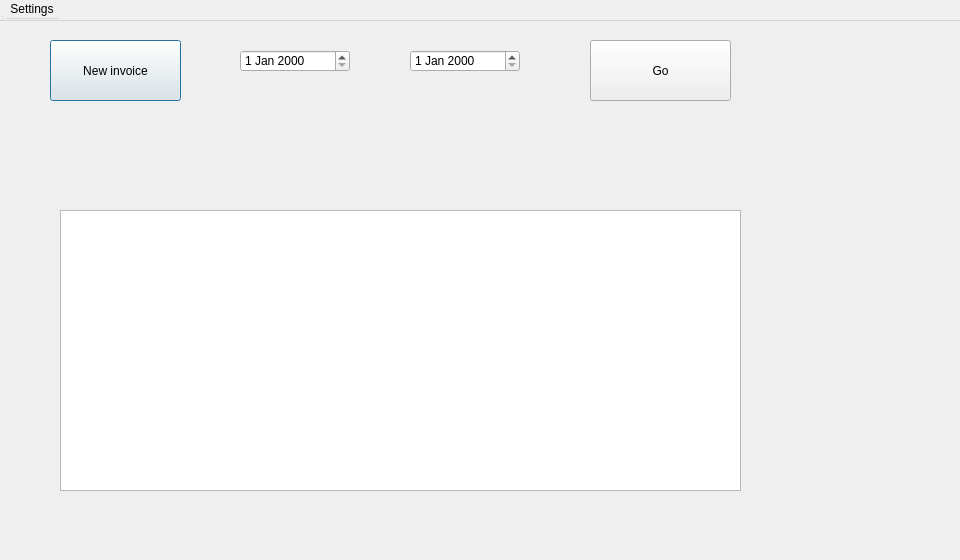
Before: the Qt Designer form Invoices.ui in exorevan/Invoices-application--PyQT6-, drawn with Qt 5.
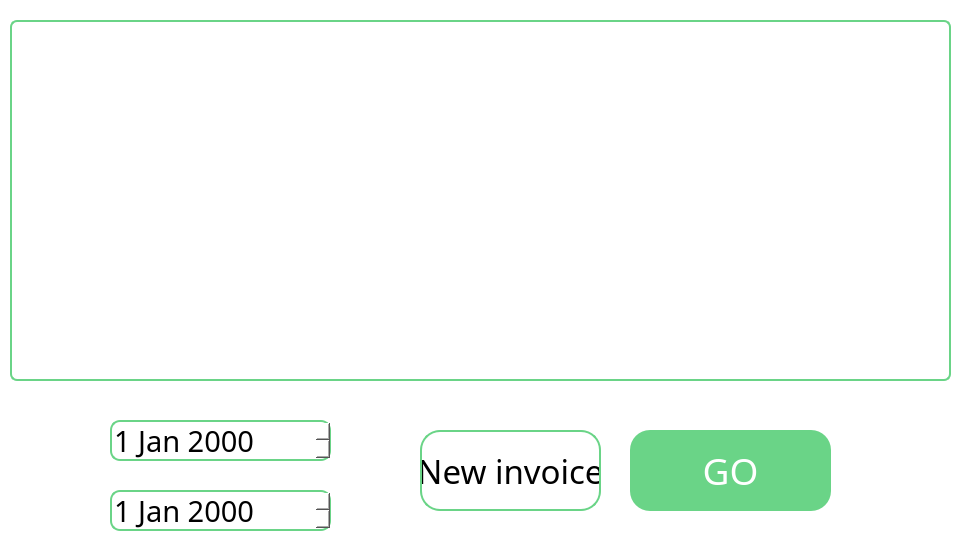
After: the same form once the commit is applied.

What changed in the file:
```diff
--- a/Invoices.ui
+++ b/Invoices.ui
@@ -1,7 +1,7 @@
 <?xml version="1.0" encoding="UTF-8"?>
 <ui version="4.0">
  <class>Invoices</class>
- <widget class="QDialog" name="Invoices">
+ <widget class="QMainWindow" name="Invoices">
   <property name="geometry">
    <rect>
     <x>0</x>
@@ -10,82 +10,127 @@
     <height>560</height>
    </rect>
   </property>
+  <property name="font">
+   <font>
+    <family>Bauhaus 93</family>
+    <pointsize>72</pointsize>
+   </font>
+  </property>
   <property name="windowTitle">
    <string>Invoices</string>
   </property>
+  <property name="styleSheet">
+   <string notr="true">background-color: white;
+border-radius: 20;</string>
+  </property>
   <widget class="QWidget" name="centralwidget">
-   <widget class="QPushButton" name="pushButton">
+   <widget class="QDateEdit" name="datePicker1">
     <property name="geometry">
      <rect>
-      <x>50</x>
-      <y>40</y>
-      <width>131</width>
-      <height>61</height>
+      <x>110</x>
+      <y>420</y>
+      <width>221</width>
+      <height>41</height>
      </rect>
+    </property>
+    <property name="font">
+     <font>
+      <family>Candara Light</family>
+      <pointsize>22</pointsize>
+     </font>
+    </property>
+    <property name="styleSheet">
+     <string notr="true">background-color: white;
+border: 2px solid #6ad487;
+border-radius: 10;</string>
+    </property>
+   </widget>
+   <widget class="QPushButton" name="showInvoicesButton">
+    <property name="geometry">
+     <rect>
+      <x>630</x>
+      <y>430</y>
+      <width>201</width>
+      <height>81</height>
+     </rect>
+    </property>
+    <property name="font">
+     <font>
+      <family>Broadway</family>
+      <pointsize>28</pointsize>
+     </font>
+    </property>
+    <property name="styleSheet">
+     <string notr="true">background-color: #6ad487;
+border-radius: 20;
+color: white; 
+</string>
+    </property>
+    <property name="text">
+     <string>GO</string>
+    </property>
+   </widget>
+   <widget class="QDateEdit" name="datePicker2">
+    <property name="geometry">
+     <rect>
+      <x>110</x>
+      <y>490</y>
+      <width>221</width>
+      <height>41</height>
+     </rect>
+    </property>
+    <property name="font">
+     <font>
+      <family>Candara Light</family>
+      <pointsize>22</pointsize>
+     </font>
+    </property>
+    <property name="styleSheet">
+     <string notr="true">background-color: white;
+border: 2px solid #6ad487;
+border-radius: 10;</string>
+    </property>
+   </widget>
+   <widget class="QTableWidget" name="tableWidget">
+    <property name="geometry">
+     <rect>
+      <x>10</x>
+      <y>20</y>
+      <width>941</width>
+      <height>361</height>
+     </rect>
+    </property>
+    <property name="styleSheet">
+     <string notr="true">border-radius: 7; 
+background-color: white;
+border: 2px solid #6ad487;</string>
+    </property>
+   </widget>
+   <widget class="QPushButton" name="newInvoiceButton">
+    <property name="geometry">
+     <rect>
+      <x>420</x>
+      <y>430</y>
+      <width>181</width>
+      <height>81</height>
+     </rect>
+    </property>
+    <property name="font">
+     <font>
+      <family>Candara Light</family>
+      <pointsize>25</pointsize>
+     </font>
+    </property>
+    <property name="styleSheet">
+     <string notr="true">background-color: white;
+border-radius: 20;
+color: black; 
+border: 2px solid #6ad487;</string>
     </property>
     <property name="text">
      <string>New invoice</string>
     </property>
    </widget>
-   <widget class="QDateEdit" name="dateEdit">
-    <property name="geometry">
-     <rect>
-      <x>240</x>
-      <y>50</y>
-      <width>110</width>
-      <height>22</height>
-     </rect>
-    </property>
-   </widget>
-   <widget class="QDateEdit" name="dateEdit_2">
-    <property name="geometry">
-     <rect>
-      <x>410</x>
-      <y>50</y>
-      <width>110</width>
-      <height>22</height>
-     </rect>
-    </property>
-   </widget>
-   <widget class="QPushButton" name="pushButton_2">
-    <property name="geometry">
-     <rect>
-      <x>590</x>
-      <y>40</y>
-      <width>141</width>
-      <height>61</height>
-     </rect>
-    </property>
-    <property name="text">
-     <string>Go</string>
-    </property>
-   </widget>
-   <widget class="QTableView" name="tableView">
-    <property name="geometry">
-     <rect>
-      <x>60</x>
-      <y>210</y>
-      <width>681</width>
-      <height>281</height>
-     </rect>
-    </property>
-   </widget>
-  </widget>
-  <widget class="QMenuBar" name="menubar">
-   <property name="geometry">
-    <rect>
-     <x>0</x>
-     <y>0</y>
-     <width>960</width>
-     <height>21</height>
-    </rect>
-   </property>
-   <widget class="QMenu" name="menuInvoices">
-    <property name="title">
-     <string>Settings</string>
-    </property>
-   </widget>
-   <addaction name="menuInvoices"/>
   </widget>
   <widget class="QStatusBar" name="statusbar"/>
  </widget>
```
